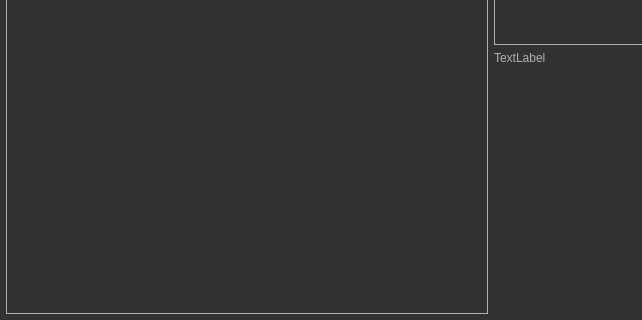
Above: src/saisieQT/mainwindow.ui from micmacIGN/micmac before the change; both pictures show x 0 to 642 and y 280 to 600 of the 800 by 600 pixel window. Below: the same form after it.
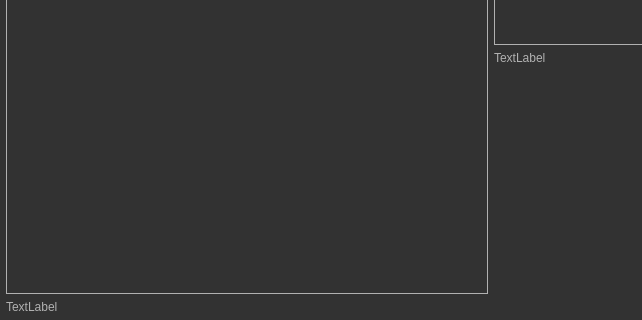
That is the form after the change. Icons and pictures are not drawn.

Commit message: Saisie : debug

```diff
--- a/src/saisieQT/mainwindow.ui
+++ b/src/saisieQT/mainwindow.ui
@@ -386,13 +386,14 @@
 }
 
 QToolBox::tab {
-     background:  #c67009;
+    /*background:  #c67009;*/
+	background-color: QLinearGradient( x1: 0, y1: 0, x2: 0, y2: 1, stop: 0 #c67009, stop: 1 #a56004);
      border-radius: 2px;
      color: darkgray;
  }
 
  QToolBox::tab:selected { /* italicize selected tabs */
-	 background: #ffaa00;
+	background-color: QLinearGradient( x1: 0, y1: 0, x2: 0, y2: 1, stop: 0 #ffa02f, stop: 1 #d7801a);
      font: italic;
      color: white;
  }
@@ -516,6 +517,8 @@
      <number>6</number>
     </property>
     <item>
+     <layout class="QVBoxLayout" name="verticalLayout_2">
+      <item>
      <widget class="QFrame" name="OpenglLayout">
       <property name="sizePolicy">
        <sizepolicy hsizetype="Expanding" vsizetype="Expanding">
@@ -541,6 +544,15 @@
      </widget>
     </item>
     <item>
+       <widget class="QLabel" name="label_PositionImage_2">
+        <property name="text">
+         <string>TextLabel</string>
+        </property>
+       </widget>
+      </item>
+     </layout>
+    </item>
+    <item>
      <layout class="QVBoxLayout" name="verticalLayout">
       <item>
        <widget class="QFrame" name="zoomLayout">
```
Left out of the diff: 2 changed lines with no effect on the pictures. Lines whose indentation alone changed are shown as unchanged. The commit also changes 2 other files.
